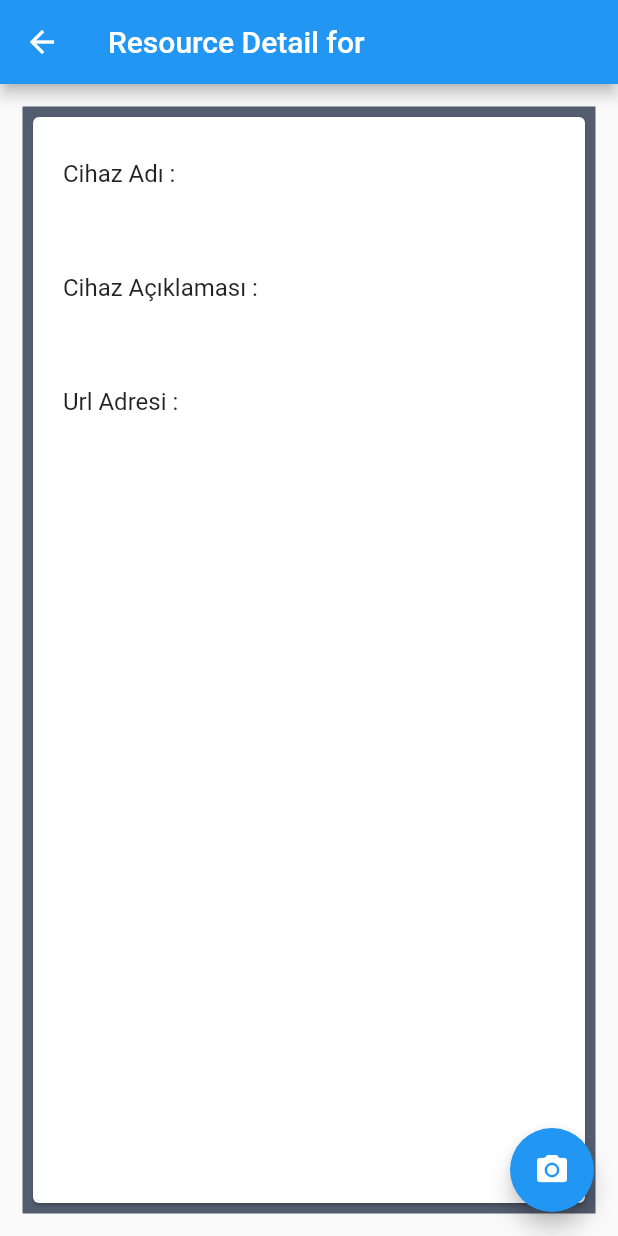
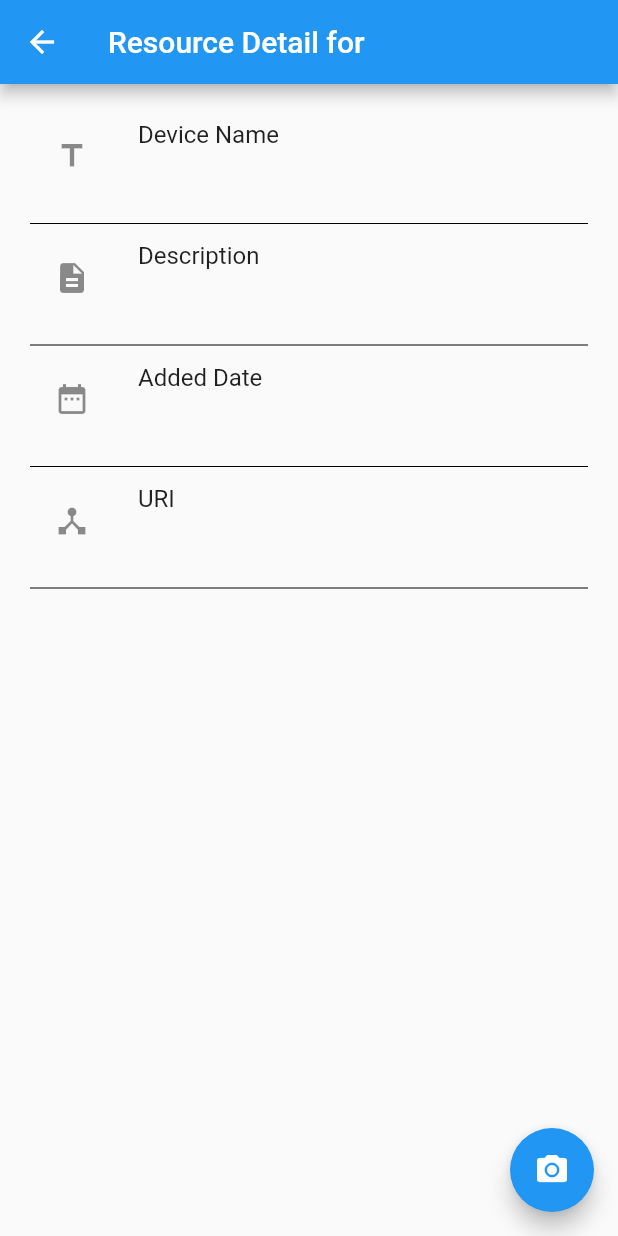
Before and after one commit to f9n/biricik, a Flutter app: the ResourceDetail screen opened directly with empty values, on a phone screen of 412 x 824 dp. Run offline on Flutter 3.47's test engine with Material 2 defaults, Android fonts, the phone set to English and light mode, and no system bars; our stand-ins replace flutter_form_builder, flutter_slidable, shared_preferences, sqflite, webview_flutter; accounts and stored records are empty.

Commit message:
Add device's addedTime field

```diff
--- a/lib/db/dbHelper.dart
+++ b/lib/db/dbHelper.dart
@@ -12,6 +12,7 @@ class DbHelper {
   final String colDescription = "Description";
   final String colName = "Name";
   final String colUrl = "Url";
+  final String colAddedDate = "AddedDate";
 
   static Database _db;
   static final DbHelper _dbHelper = DbHelper._internal();
@@ -37,9 +38,9 @@ class DbHelper {
     return dbResources;
   }
 
-  Future<Database> _createDb(Database db, int version) async {
+  void _createDb(Database db, int version) async {
     await db.execute(
-        "Create table $tableResource($colId integer primary key autoincrement, $colName text, $colDescription text, $colUrl text)");
+        "Create table $tableResource($colId integer primary key autoincrement, $colName text, $colDescription text, $colUrl text, $colAddedDate text)");
   }
 
   Future<int> insert(Resource resource) async {
--- a/lib/models/resource.dart
+++ b/lib/models/resource.dart
@@ -3,33 +3,36 @@ class Resource {
   String _name;
   String _description;
   String _url;
+  String _addedDate;
 
-  Resource.withoutId({String name, String description, String url}) {
+  Resource.withoutId(
+      {String name, String description, String url, String addedDate}) {
     this._name = name;
     this._description = description;
     this._url = url;
+    this._addedDate = addedDate;
   }
-  Resource({int id, String name, String description, String url}) {
+  Resource(
+      {int id, String name, String description, String url, String addedDate}) {
     this._id = id;
     this._name = name;
     this._description = description;
     this._url = url;
+    this._addedDate = addedDate;
   }
 
   int get id => _id;
-  set id(int id) => _id = id;
   String get name => _name;
-  set name(String name) => _name = name;
   String get description => _description;
-  set description(String description) => _description = description;
   String get url => _url;
-  set url(String url) => _url = url;
+  String get addedDate => _addedDate;
 
   Resource.fromJson(Map<String, dynamic> json) {
     _id = json['Id'];
     _name = json['Name'];
     _description = json['Description'];
     _url = json['Url'];
+    _addedDate = json['AddedDate'];
   }
 
   Map<String, dynamic> toJson() {
@@ -40,11 +43,12 @@ class Resource {
     data['Name'] = this._name;
     data['Description'] = this._description;
     data['Url'] = this._url;
+    data['AddedDate'] = this._addedDate;
     return data;
   }
 
   @override
   String toString() {
-    return "Resource<id:${this.id}, name:${this.name}, description:${this.description}, url:${this.url}>";
+    return "Resource<id:${this.id}, name:${this.name}, description:${this.description}, url:${this.url}, addedDate:${this.addedDate} >";
   }
 }
--- a/lib/screens/resources/add.dart
+++ b/lib/screens/resources/add.dart
@@ -1,6 +1,8 @@
 import 'package:flutter/material.dart';
 import 'package:biricik/db/dbHelper.dart';
 import 'package:biricik/models/resource.dart';
+
+DateTime now = DateTime.now();
 
 class ResourceAdd extends StatefulWidget {
   @override
@@ -13,6 +15,8 @@ class ResourceAddState extends State<ResourceAdd> {
   TextEditingController txtName = new TextEditingController();
   TextEditingController txtDescription = new TextEditingController();
   TextEditingController txtUrl = new TextEditingController();
+
+  String addedDate = now.toString();
 
   @override
   Widget build(BuildContext context) {
@@ -52,6 +56,7 @@ class ResourceAddState extends State<ResourceAdd> {
         name: txtName.text,
         description: txtDescription.text,
         url: txtUrl.text,
+        addedDate: addedDate,
       ),
     );
 
--- a/lib/screens/resources/detail.dart
+++ b/lib/screens/resources/detail.dart
@@ -6,7 +6,7 @@ import 'package:biricik/widgets/uv4l_camera_control.dart';
 enum Choice { Delete, Update }
 
 class ResourceDetail extends StatefulWidget {
-  Resource resource;
+  final Resource resource;
 
   ResourceDetail(this.resource);
 
@@ -24,32 +24,38 @@ class ResourceDetailState extends State<ResourceDetail> {
         title: Text("Resource Detail for ${widget.resource.name}"),
       ),
       body: Center(
-        child: Container(
-          margin: const EdgeInsets.all(15.0),
-          padding: const EdgeInsets.all(3.0),
-          decoration: BoxDecoration(color: Color.fromRGBO(64, 75, 96, .9)),
-          child: Card(
-            child: Column(
+        child: ListView(
+          padding: EdgeInsets.all(20.0),
           children: <Widget>[
             ListTile(
-                  contentPadding:
-                      EdgeInsets.symmetric(horizontal: 20.0, vertical: 10.0),
-                  title: Text("Cihaz Adı : ${widget.resource.name}"),
+              title: Text("Device Name\n\n${widget.resource.name}"),
+              leading: Icon(Icons.title),
+            ),
+            Divider(
+              color: Colors.black,
             ),
             ListTile(
-                  contentPadding:
-                      EdgeInsets.symmetric(horizontal: 20.0, vertical: 10.0),
-                  title:
-                      Text("Cihaz Açıklaması : ${widget.resource.description}"),
+              title: Text("Description\n\n${widget.resource.description}"),
+              leading: Icon(Icons.description),
+            ),
+            Divider(
+              color: Colors.black,
             ),
             ListTile(
-                  contentPadding:
-                      EdgeInsets.symmetric(horizontal: 20.0, vertical: 10.0),
-                  title: Text("Url Adresi : ${widget.resource.url}"),
+              title: Text("Added Date\n\n${widget.resource.addedDate}"),
+              leading: Icon(Icons.date_range),
+            ),
+            Divider(
+              color: Colors.black,
+            ),
+            ListTile(
+              title: Text("URI\n\n${widget.resource.url}"),
+              leading: Icon(Icons.device_hub),
+            ),
+            Divider(
+              color: Colors.black,
             ),
           ],
-            ),
-          ),
         ),
       ),
       floatingActionButton: FloatingActionButton(
```
Lines whose indentation alone changed are shown as unchanged.
